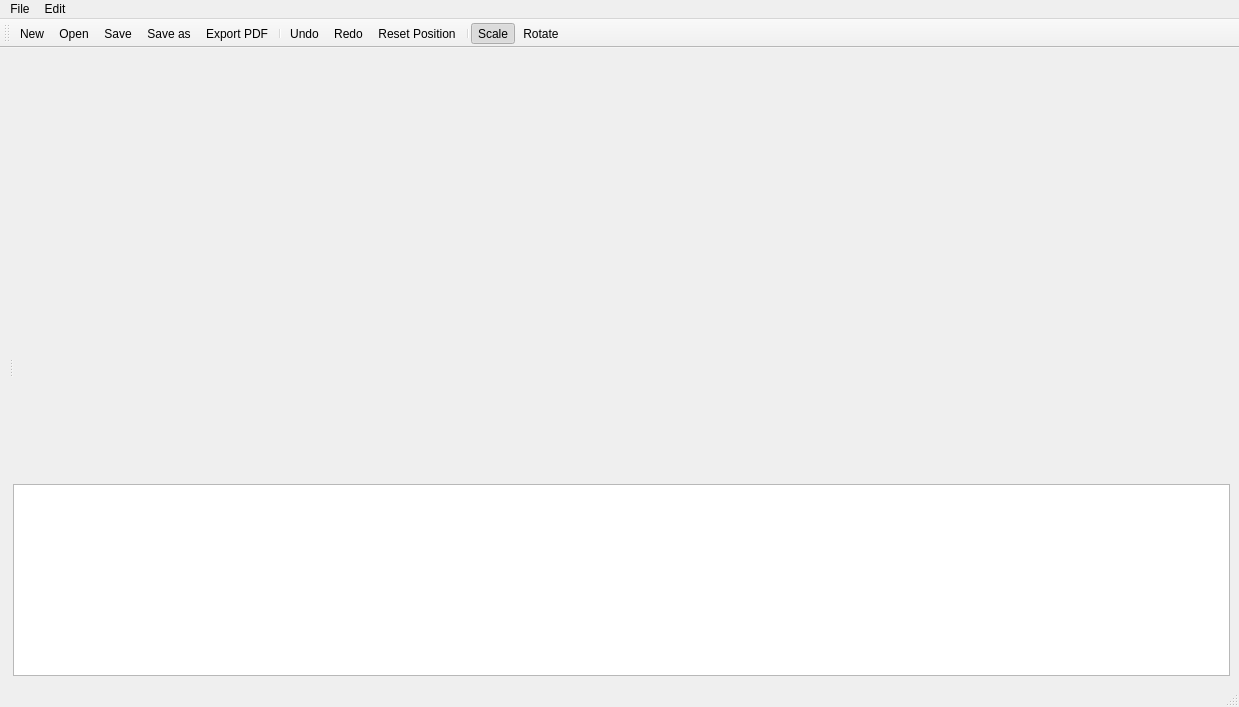
Above: src/ui/mainwindow.ui from thgier/PotatoPresenter before the change. Below: the same form after it.
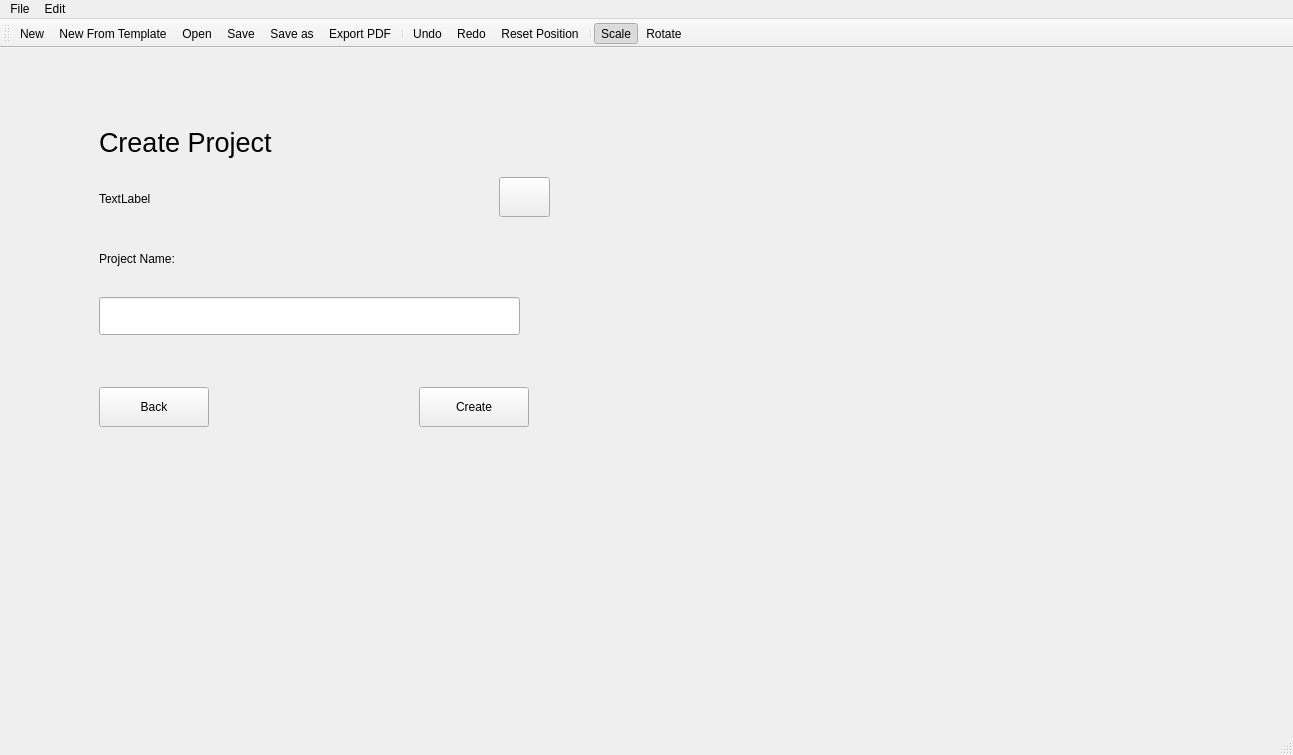
That is the form after the change. Icons and pictures are not drawn. Custom widgets are drawn as their Qt base class.

Commit message: add create from template

Diff of the .ui file:
```diff
--- a/src/ui/mainwindow.ui
+++ b/src/ui/mainwindow.ui
@@ -6,8 +6,8 @@
    <rect>
     <x>0</x>
     <y>0</y>
-    <width>1239</width>
-    <height>707</height>
+    <width>1293</width>
+    <height>755</height>
    </rect>
   </property>
   <property name="windowTitle">
@@ -16,6 +16,13 @@
   <widget class="QWidget" name="centralwidget">
    <layout class="QHBoxLayout" name="horizontalLayout">
     <item>
+     <widget class="QStackedWidget" name="mainWidget">
+      <property name="currentIndex">
+       <number>2</number>
+      </property>
+      <widget class="QWidget" name="page">
+       <layout class="QHBoxLayout" name="horizontalLayout_3">
+        <item>
      <widget class="QSplitter" name="splitter">
       <property name="orientation">
        <enum>Qt::Horizontal</enum>
@@ -100,12 +107,168 @@
     </item>
    </layout>
   </widget>
+      <widget class="QWidget" name="page_2">
+       <layout class="QVBoxLayout" name="verticalLayout_3">
+        <item>
+         <layout class="QHBoxLayout" name="horizontalLayout_2">
+          <item>
+           <layout class="QVBoxLayout" name="verticalLayout">
+            <item>
+             <widget class="QPushButton" name="pushButtonNew">
+              <property name="text">
+               <string>New</string>
+              </property>
+             </widget>
+            </item>
+            <item>
+             <widget class="QPushButton" name="pushButtonOpen">
+              <property name="text">
+               <string>Open</string>
+              </property>
+             </widget>
+            </item>
+           </layout>
+          </item>
+          <item>
+           <layout class="QVBoxLayout" name="verticalLayout_2">
+            <item>
+             <widget class="QLabel" name="label">
+              <property name="text">
+               <string>Open New from Template</string>
+              </property>
+             </widget>
+            </item>
+            <item>
+             <widget class="QListView" name="templateList"/>
+            </item>
+           </layout>
+          </item>
+         </layout>
+        </item>
+       </layout>
+      </widget>
+      <widget class="QWidget" name="create_project">
+       <widget class="QLabel" name="label_2">
+        <property name="geometry">
+         <rect>
+          <x>90</x>
+          <y>60</y>
+          <width>231</width>
+          <height>51</height>
+         </rect>
+        </property>
+        <property name="font">
+         <font>
+          <pointsize>20</pointsize>
+         </font>
+        </property>
+        <property name="text">
+         <string>Create Project</string>
+        </property>
+       </widget>
+       <widget class="QLabel" name="label_folder">
+        <property name="geometry">
+         <rect>
+          <x>90</x>
+          <y>130</y>
+          <width>371</width>
+          <height>24</height>
+         </rect>
+        </property>
+        <property name="text">
+         <string>TextLabel</string>
+        </property>
+       </widget>
+       <widget class="QPushButton" name="back_button">
+        <property name="geometry">
+         <rect>
+          <x>90</x>
+          <y>330</y>
+          <width>110</width>
+          <height>40</height>
+         </rect>
+        </property>
+        <property name="text">
+         <string>Back</string>
+        </property>
+       </widget>
+       <widget class="QPushButton" name="create_project_button">
+        <property name="geometry">
+         <rect>
+          <x>410</x>
+          <y>330</y>
+          <width>110</width>
+          <height>40</height>
+         </rect>
+        </property>
+        <property name="text">
+         <string>Create</string>
+        </property>
+       </widget>
+       <widget class="QLabel" name="label_3">
+        <property name="geometry">
+         <rect>
+          <x>90</x>
+          <y>190</y>
+          <width>121</width>
+          <height>24</height>
+         </rect>
+        </property>
+        <property name="text">
+         <string>Project Name:</string>
+        </property>
+       </widget>
+       <widget class="QPushButton" name="change_directory_button">
+        <property name="geometry">
+         <rect>
+          <x>490</x>
+          <y>120</y>
+          <width>51</width>
+          <height>40</height>
+         </rect>
+        </property>
+        <property name="text">
+         <string/>
+        </property>
+        <property name="icon">
+         <iconset resource="../files.qrc">
+          <normaloff>:/icons/document-open.svg</normaloff>:/icons/document-open.svg</iconset>
+        </property>
+       </widget>
+       <widget class="QLineEdit" name="project_name_lineEdit">
+        <property name="geometry">
+         <rect>
+          <x>90</x>
+          <y>240</y>
+          <width>421</width>
+          <height>38</height>
+         </rect>
+        </property>
+       </widget>
+       <widget class="QLabel" name="create_project_error_label">
+        <property name="geometry">
+         <rect>
+          <x>530</x>
+          <y>243</y>
+          <width>231</width>
+          <height>31</height>
+         </rect>
+        </property>
+        <property name="text">
+         <string/>
+        </property>
+       </widget>
+      </widget>
+     </widget>
+    </item>
+   </layout>
+  </widget>
   <widget class="QMenuBar" name="menubar">
    <property name="geometry">
     <rect>
      <x>0</x>
      <y>0</y>
-     <width>1239</width>
+     <width>1293</width>
      <height>36</height>
     </rect>
    </property>
@@ -148,6 +311,7 @@
     <bool>false</bool>
    </attribute>
    <addaction name="actionNew"/>
+   <addaction name="actionNew_From_Template"/>
    <addaction name="actionOpen"/>
    <addaction name="actionSave"/>
    <addaction name="actionSave_as"/>
@@ -320,6 +484,18 @@
     <string>Export PDF Handout as</string>
    </property>
   </action>
+  <action name="actionNew_From_Template">
+   <property name="icon">
+    <iconset theme="document-new-from-template">
+     <normaloff>.</normaloff>.</iconset>
+   </property>
+   <property name="text">
+    <string>New From Template</string>
+   </property>
+   <property name="shortcut">
+    <string>Ctrl+Shift+N</string>
+   </property>
+  </action>
  </widget>
  <customwidgets>
   <customwidget>
```
Lines whose indentation alone changed are shown as unchanged. The commit also changes 17 other files.
